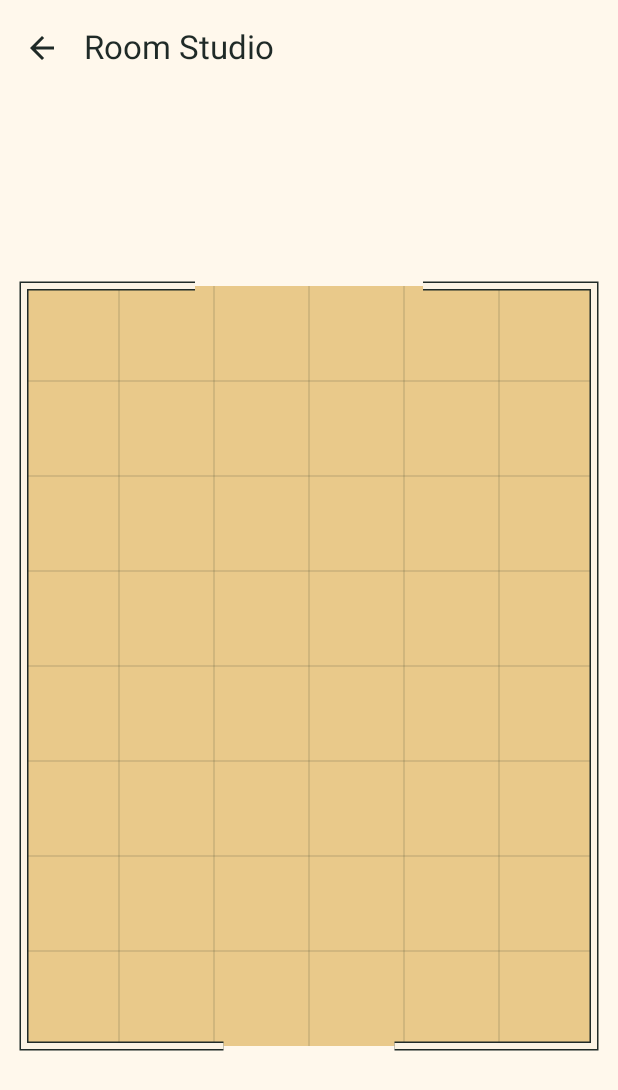
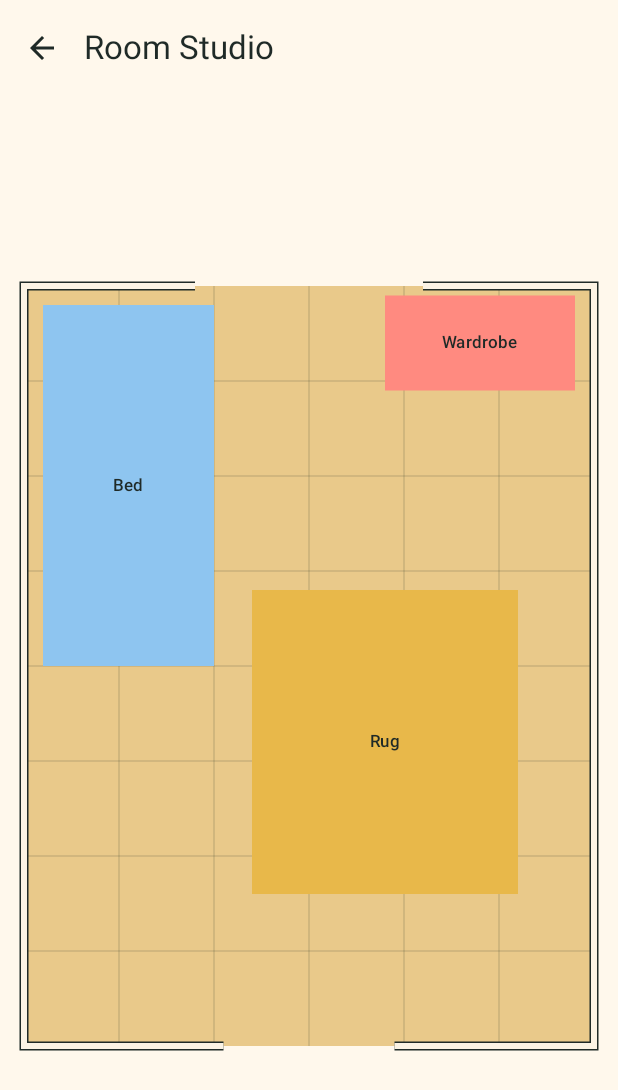
Before and after one commit to vladbokov/3DollHouse, an Android app built with Jetpack Compose: the composable RoomStudioScreen shown on its own in the app's theme, on a phone screen of 412 x 824 dp. Shown: the top 1090 px of the screen. Run offline under Robolectric (Android 15) with nearby library versions, the phone set to English and light mode, and no system bars.

Commit message:
Draw furniture on the room plan

```diff
--- a/app/src/main/kotlin/com/dollhouse/lab/filament/ToyRoom.kt
+++ b/app/src/main/kotlin/com/dollhouse/lab/filament/ToyRoom.kt
@@ -192,12 +192,6 @@ class ToyRoom(val layout: RoomLayout, private val palette: ToyRoomPalette) {
     // Build each box relative to the furniture center on the floor
     fun furnitureBoxes(item: Furniture): List<RoomBox> = buildList {
         val type = item.type
-        val color =
-            when (type) {
-                FurnitureType.Rug -> palette.mustard
-                FurnitureType.Bed -> palette.skyBlue
-                FurnitureType.Wardrobe -> palette.coral
-            }
         val box =
             RoomBox(
                 name = item.id,
@@ -207,7 +201,7 @@ class ToyRoom(val layout: RoomLayout, private val palette: ToyRoomPalette) {
                 sizeX = type.sizeX,
                 sizeY = type.sizeY,
                 sizeZ = type.sizeZ,
-                color = color,
+                color = palette.furnitureColor(type),
             )
         add(box)
 
--- a/app/src/main/kotlin/com/dollhouse/lab/studio/RoomPlan.kt
+++ b/app/src/main/kotlin/com/dollhouse/lab/studio/RoomPlan.kt
@@ -4,13 +4,19 @@ import androidx.compose.foundation.Canvas
 import androidx.compose.material3.MaterialTheme
 import androidx.compose.runtime.Composable
 import androidx.compose.ui.Modifier
+import androidx.compose.ui.geometry.Offset
 import androidx.compose.ui.geometry.Size
 import androidx.compose.ui.graphics.Color
 import androidx.compose.ui.graphics.Path
 import androidx.compose.ui.graphics.drawscope.DrawScope
 import androidx.compose.ui.graphics.drawscope.Stroke
 import androidx.compose.ui.platform.LocalContext
+import androidx.compose.ui.res.stringResource
+import androidx.compose.ui.text.drawText
+import androidx.compose.ui.text.rememberTextMeasurer
 import androidx.compose.ui.unit.dp
+import com.dollhouse.lab.R
+import com.dollhouse.lab.model.FurnitureType
 import com.dollhouse.lab.model.RoomLayout
 import com.dollhouse.lab.ui.theme.ToyRoomPalette
 
@@ -23,6 +29,17 @@ internal fun RoomPlan(layout: RoomLayout, modifier: Modifier = Modifier) {
     val wallColor = Color(palette.warmWhite)
     val outlineColor = MaterialTheme.colorScheme.onSurface
     val gridColor = outlineColor.copy(alpha = 0.24f)
+    val textMeasurer = rememberTextMeasurer()
+    val labelStyle = MaterialTheme.typography.labelSmall
+    val labels =
+        mapOf(
+            FurnitureType.Rug to
+                textMeasurer.measure(stringResource(R.string.room_plan_rug), labelStyle),
+            FurnitureType.Bed to
+                textMeasurer.measure(stringResource(R.string.room_plan_bed), labelStyle),
+            FurnitureType.Wardrobe to
+                textMeasurer.measure(stringResource(R.string.room_plan_wardrobe), labelStyle),
+        )
 
     Canvas(modifier) {
         val transform =
@@ -45,6 +62,26 @@ internal fun RoomPlan(layout: RoomLayout, modifier: Modifier = Modifier) {
         while (z < layout.depth) {
             drawLine(gridColor, transform.toCanvas(0f, z), transform.toCanvas(layout.width, z))
             z += GRID_STEP_METERS
+        }
+
+        for (item in layout.furniture) {
+            val center = transform.toCanvas(item.centerX, item.centerZ)
+            val itemSize = Size(item.type.sizeX, item.type.sizeZ) * transform.pixelsPerMeter
+            val topLeft = center - Offset(itemSize.width / 2, itemSize.height / 2)
+            drawRect(
+                color = Color(palette.furnitureColor(item.type)),
+                topLeft = topLeft,
+                size = itemSize,
+            )
+
+            val label = labels.getValue(item.type)
+            if (label.size.width <= itemSize.width && label.size.height <= itemSize.height) {
+                drawText(
+                    textLayoutResult = label,
+                    color = outlineColor,
+                    topLeft = center - Offset(label.size.width / 2f, label.size.height / 2f),
+                )
+            }
         }
 
         drawWalls(layout, transform, wallColor, outlineColor)
--- a/app/src/main/kotlin/com/dollhouse/lab/ui/theme/ToyRoomPalette.kt
+++ b/app/src/main/kotlin/com/dollhouse/lab/ui/theme/ToyRoomPalette.kt
@@ -3,6 +3,7 @@ package com.dollhouse.lab.ui.theme
 import android.content.Context
 import androidx.core.content.ContextCompat
 import com.dollhouse.lab.R
+import com.dollhouse.lab.model.FurnitureType
 
 // Resolved sRGB colors from Android resources, not resource IDs
 data class ToyRoomPalette(
@@ -12,6 +13,13 @@ data class ToyRoomPalette(
     val coral: Int,
     val mustard: Int,
 ) {
+    fun furnitureColor(type: FurnitureType): Int =
+        when (type) {
+            FurnitureType.Rug -> mustard
+            FurnitureType.Bed -> skyBlue
+            FurnitureType.Wardrobe -> coral
+        }
+
     companion object {
         fun fromResources(context: Context): ToyRoomPalette =
             ToyRoomPalette(
--- a/app/src/main/res/values/strings.xml
+++ b/app/src/main/res/values/strings.xml
@@ -3,6 +3,9 @@
     <string name="home_title">Dollhouse Lab</string>
     <string name="filament_lab_title">Filament Lab</string>
     <string name="room_studio_title">Room Studio</string>
+    <string name="room_plan_rug">Rug</string>
+    <string name="room_plan_bed">Bed</string>
+    <string name="room_plan_wardrobe">Wardrobe</string>
     <string name="filament_backend_opengl_es">OpenGL ES</string>
     <string name="filament_backend_vulkan">Vulkan</string>
     <string name="filament_backend_starting">Starting graphics backend…</string>
```
